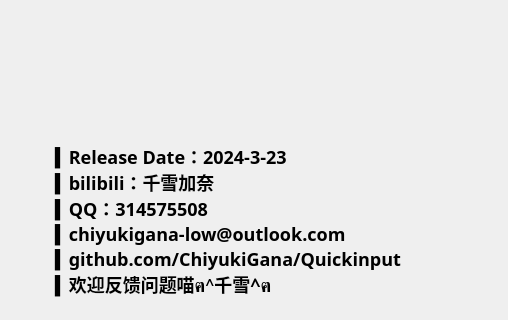
The window that .ui/AboutUi.ui (ChiyukiGana/Quickinput) describes before a commit, drawn with Qt 5; both pictures show x 0 to 508 and y 0 to 320 of the 640 by 440 pixel window.
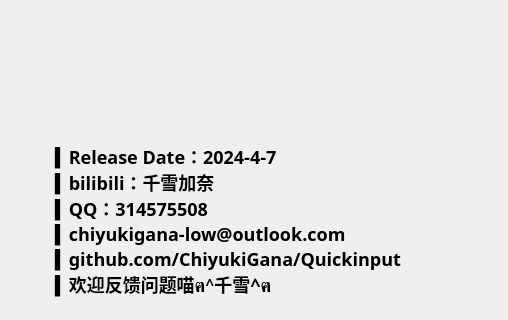
The same window after the commit. Icons and pictures are not drawn.

Patch:
```diff
--- a/.ui/AboutUi.ui
+++ b/.ui/AboutUi.ui
@@ -75,7 +75,7 @@
 QLabel:hover{color:#00F;}</string>
      </property>
      <property name="text">
-      <string>▍Release Date：2024-3-23
+      <string>▍Release Date：2024-4-7
 ▍bilibili：千雪加奈
 ▍QQ：314575508
 ▍chiyukigana-low@outlook.com
```
